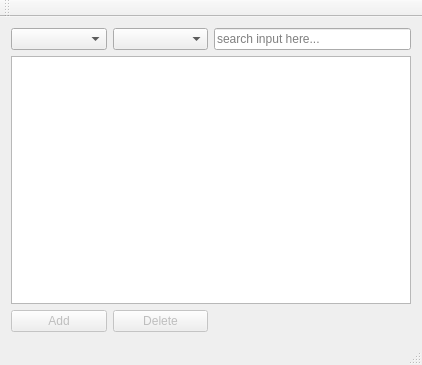
Above: mainwindow.ui from moderndaymoron/PersonCSciVer3 before the change. Below: the same form after it.
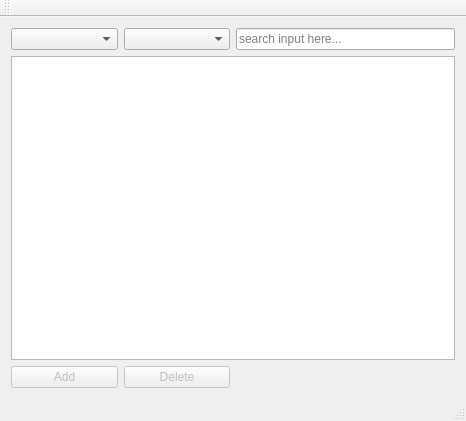
That is the form after the change.

Commit message: Added add dialog (not complete), improved ui (a bit).

What changed in the file:
```diff
--- a/mainwindow.ui
+++ b/mainwindow.ui
@@ -6,8 +6,8 @@
    <rect>
     <x>0</x>
     <y>0</y>
-    <width>422</width>
-    <height>365</height>
+    <width>466</width>
+    <height>421</height>
    </rect>
   </property>
   <property name="windowTitle">
```
Left out of the diff: 58 changed lines with no effect on the pictures. The commit also changes 6 other files.
